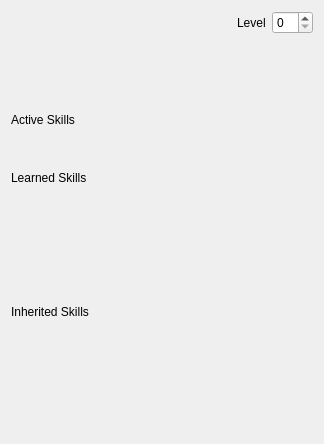
Above: client/ui/DevilProperties.ui from erikku/frosty before the change. Below: the same form after it.
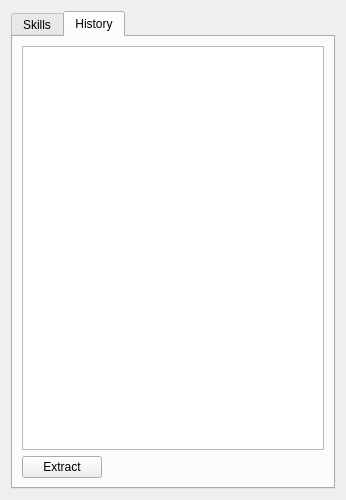
That is the form after the change. The open tabs and pages were chosen to show the change.

Commit message:
Added history tab to the devil properties.
Fixed the mime type for dragging devils.

```diff
--- a/client/ui/DevilProperties.ui
+++ b/client/ui/DevilProperties.ui
@@ -6,12 +6,22 @@
    <rect>
     <x>0</x>
     <y>0</y>
-    <width>324</width>
-    <height>444</height>
+    <width>346</width>
+    <height>500</height>
    </rect>
   </property>
   <layout class="QVBoxLayout">
    <item>
+    <widget class="QTabWidget" name="tabWidget">
+     <property name="currentIndex">
+      <number>0</number>
+     </property>
+     <widget class="QWidget" name="skillsTab">
+      <attribute name="title">
+       <string>Skills</string>
+      </attribute>
+      <layout class="QVBoxLayout">
+       <item>
     <layout class="QHBoxLayout">
      <item>
       <layout class="QVBoxLayout">
@@ -1056,6 +1066,56 @@
       </spacer>
      </item>
     </layout>
+       </item>
+      </layout>
+     </widget>
+     <widget class="QWidget" name="historyTab">
+      <attribute name="title">
+       <string>History</string>
+      </attribute>
+      <layout class="QVBoxLayout">
+       <item>
+        <widget class="QTreeWidget" name="historyTree">
+         <attribute name="headerVisible">
+          <bool>false</bool>
+         </attribute>
+         <attribute name="headerVisible">
+          <bool>false</bool>
+         </attribute>
+         <column>
+          <property name="text">
+           <string notr="true">1</string>
+          </property>
+         </column>
+        </widget>
+       </item>
+       <item>
+        <layout class="QHBoxLayout">
+         <item>
+          <widget class="QPushButton" name="extractButton">
+           <property name="text">
+            <string>Extract</string>
+           </property>
+          </widget>
+         </item>
+         <item>
+          <spacer>
+           <property name="orientation">
+            <enum>Qt::Horizontal</enum>
+           </property>
+           <property name="sizeHint" stdset="0">
+            <size>
+             <width>40</width>
+             <height>20</height>
+            </size>
+           </property>
+          </spacer>
+         </item>
+        </layout>
+       </item>
+      </layout>
+     </widget>
+    </widget>
    </item>
   </layout>
  </widget>
```
Lines whose indentation alone changed are shown as unchanged. The commit also changes 3 other files.
